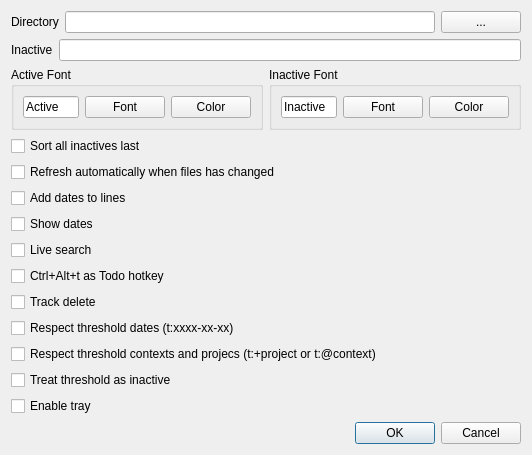
Qt form settingsdialog.ui (SverrirValgeirsson/Todour) before a commit.
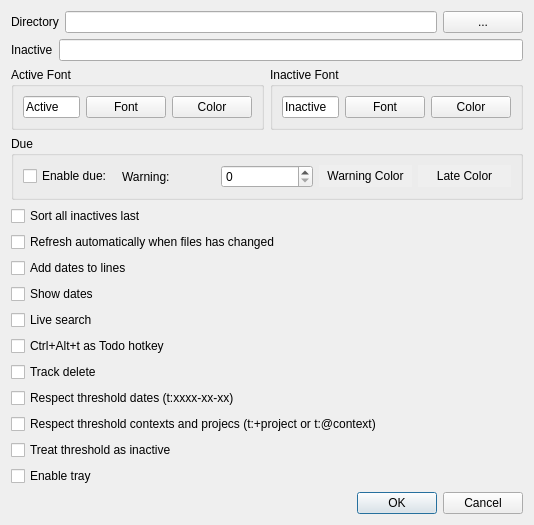
The same form after that commit.

What changed in the file:
```diff
--- a/settingsdialog.ui
+++ b/settingsdialog.ui
@@ -6,8 +6,8 @@
    <rect>
     <x>0</x>
     <y>0</y>
-    <width>532</width>
-    <height>425</height>
+    <width>534</width>
+    <height>499</height>
    </rect>
   </property>
   <property name="windowTitle">
@@ -129,6 +129,62 @@
      </item>
     </layout>
    </item>
+   <item>
+    <layout class="QHBoxLayout" name="horizontalLayout_5">
+     <item>
+      <widget class="QGroupBox" name="groupBox_3">
+       <property name="title">
+        <string>Due </string>
+       </property>
+       <layout class="QHBoxLayout" name="horizontalLayout_7">
+        <item>
+         <widget class="QCheckBox" name="cb_due">
+          <property name="text">
+           <string>Enable due:</string>
+          </property>
+         </widget>
+        </item>
+        <item>
+         <widget class="QLabel" name="label_3">
+          <property name="text">
+           <string>Warning:</string>
+          </property>
+         </widget>
+        </item>
+        <item>
+         <widget class="QSpinBox" name="sb_due_warning"/>
+        </item>
+        <item>
+         <widget class="QPushButton" name="pb_warningColor">
+          <property name="autoFillBackground">
+           <bool>true</bool>
+          </property>
+          <property name="text">
+           <string>Warning Color</string>
+          </property>
+          <property name="flat">
+           <bool>true</bool>
+          </property>
+         </widget>
+        </item>
+        <item>
+         <widget class="QPushButton" name="pb_lateColor">
+          <property name="autoFillBackground">
+           <bool>true</bool>
+          </property>
+          <property name="text">
+           <string>Late Color</string>
+          </property>
+          <property name="flat">
+           <bool>true</bool>
+          </property>
+         </widget>
+        </item>
+       </layout>
+      </widget>
+     </item>
+    </layout>
+   </item>
    <item>
     <widget class="QCheckBox" name="cb_separate">
      <property name="enabled">
```
